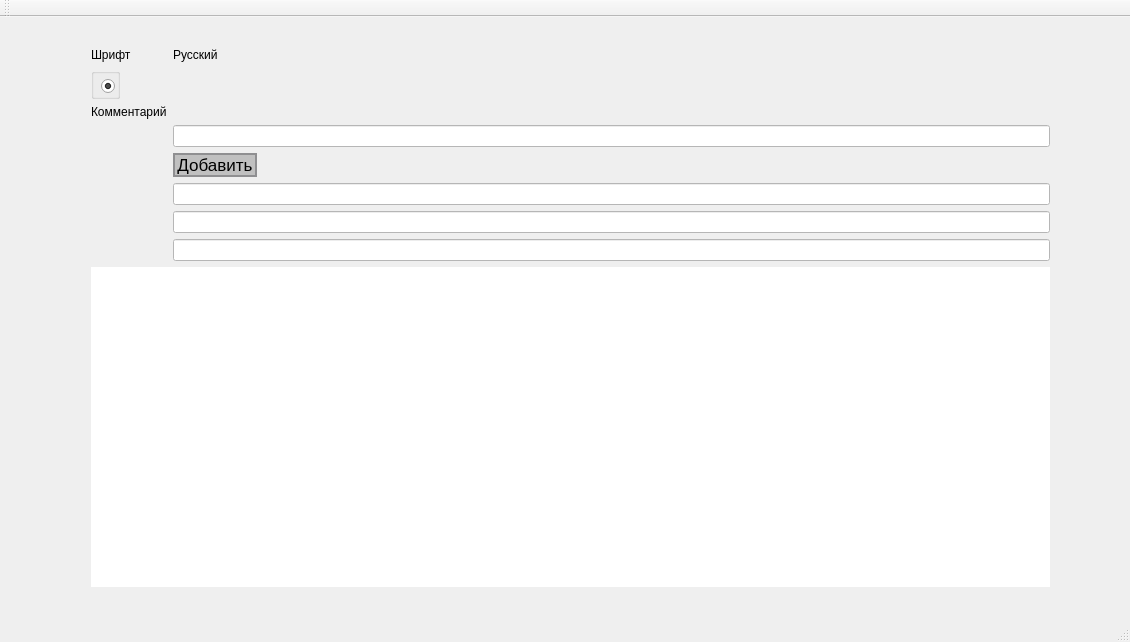
This is mainwindow.ui in Gunomure/Dictionary as Qt 5 draws it before an edit. The edited form follows.
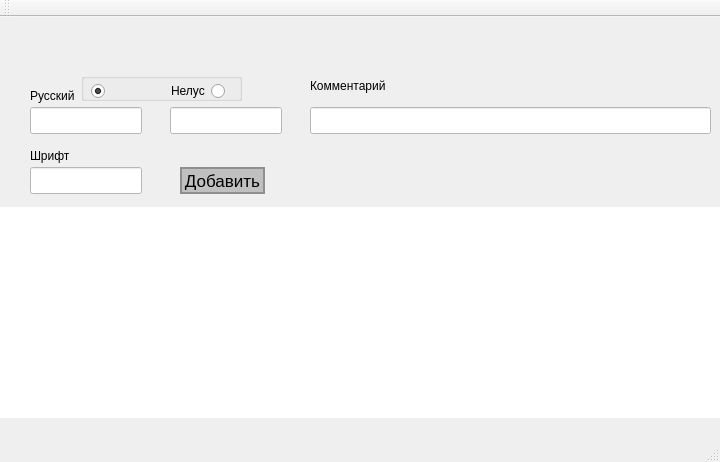
This is the edited form.

Commit message: remove layout

```diff
--- a/mainwindow.ui
+++ b/mainwindow.ui
@@ -6,8 +6,8 @@
    <rect>
     <x>0</x>
     <y>0</y>
-    <width>1130</width>
-    <height>642</height>
+    <width>720</width>
+    <height>462</height>
    </rect>
   </property>
   <property name="windowTitle">
@@ -17,28 +17,31 @@
    <string notr="true"/>
   </property>
   <widget class="QWidget" name="centralWidget">
-   <widget class="QWidget" name="formLayoutWidget">
-    <property name="geometry">
-     <rect>
-      <x>80</x>
-      <y>20</y>
-      <width>981</width>
-      <height>561</height>
-     </rect>
-    </property>
-    <layout class="QFormLayout" name="formLayout">
-     <item row="2" column="0">
       <widget class="QLabel" name="label_4">
+    <property name="geometry">
+     <rect>
+      <x>30</x>
+      <y>130</y>
+      <width>42</width>
+      <height>17</height>
+     </rect>
+    </property>
        <property name="text">
         <string>Шрифт</string>
        </property>
       </widget>
-     </item>
-     <item row="3" column="0">
       <widget class="QGroupBox" name="groupBox">
        <property name="enabled">
         <bool>true</bool>
        </property>
+    <property name="geometry">
+     <rect>
+      <x>81</x>
+      <y>56</y>
+      <width>161</width>
+      <height>28</height>
+     </rect>
+    </property>
        <property name="title">
         <string/>
        </property>
@@ -85,12 +88,18 @@
         </property>
        </widget>
       </widget>
-     </item>
-     <item row="16" column="0" colspan="2">
       <widget class="QTableView" name="tableView">
        <property name="enabled">
         <bool>true</bool>
        </property>
+    <property name="geometry">
+     <rect>
+      <x>0</x>
+      <y>190</y>
+      <width>721</width>
+      <height>211</height>
+     </rect>
+    </property>
        <property name="styleSheet">
         <string notr="true"/>
        </property>
@@ -119,9 +128,15 @@
         <bool>true</bool>
        </attribute>
       </widget>
-     </item>
-     <item row="14" column="1">
       <widget class="QLineEdit" name="lineEdit_3">
+    <property name="geometry">
+     <rect>
+      <x>310</x>
+      <y>90</y>
+      <width>401</width>
+      <height>27</height>
+     </rect>
+    </property>
        <property name="styleSheet">
         <string notr="true">background: white;</string>
        </property>
@@ -129,9 +144,15 @@
         <string/>
        </property>
       </widget>
-     </item>
-     <item row="13" column="1">
       <widget class="QLineEdit" name="lineEdit_4">
+    <property name="geometry">
+     <rect>
+      <x>30</x>
+      <y>150</y>
+      <width>112</width>
+      <height>27</height>
+     </rect>
+    </property>
        <property name="styleSheet">
         <string notr="true">background: white;</string>
        </property>
@@ -139,23 +160,41 @@
         <string/>
        </property>
       </widget>
-     </item>
-     <item row="6" column="0">
       <widget class="QLabel" name="label_3">
+    <property name="geometry">
+     <rect>
+      <x>310</x>
+      <y>60</y>
+      <width>83</width>
+      <height>17</height>
+     </rect>
+    </property>
        <property name="text">
         <string>Комментарий</string>
        </property>
       </widget>
-     </item>
-     <item row="2" column="1">
       <widget class="QLabel" name="label">
+    <property name="geometry">
+     <rect>
+      <x>30</x>
+      <y>70</y>
+      <width>47</width>
+      <height>17</height>
+     </rect>
+    </property>
        <property name="text">
         <string>Русский</string>
        </property>
       </widget>
-     </item>
-     <item row="9" column="1">
       <widget class="QLineEdit" name="lineEdit">
+    <property name="geometry">
+     <rect>
+      <x>30</x>
+      <y>90</y>
+      <width>112</width>
+      <height>27</height>
+     </rect>
+    </property>
        <property name="styleSheet">
         <string notr="true">background: white;</string>
        </property>
@@ -163,9 +202,15 @@
         <string/>
        </property>
       </widget>
-     </item>
-     <item row="11" column="1">
       <widget class="QPushButton" name="pushButton">
+    <property name="geometry">
+     <rect>
+      <x>180</x>
+      <y>150</y>
+      <width>85</width>
+      <height>27</height>
+     </rect>
+    </property>
        <property name="sizePolicy">
         <sizepolicy hsizetype="Fixed" vsizetype="Fixed">
          <horstretch>0</horstretch>
@@ -203,9 +248,15 @@
         <string>Добавить</string>
        </property>
       </widget>
-     </item>
-     <item row="12" column="1">
       <widget class="QLineEdit" name="lineEdit_2">
+    <property name="geometry">
+     <rect>
+      <x>170</x>
+      <y>90</y>
+      <width>112</width>
+      <height>27</height>
+     </rect>
+    </property>
        <property name="sizePolicy">
         <sizepolicy hsizetype="Minimum" vsizetype="Fixed">
          <horstretch>0</horstretch>
@@ -219,9 +270,6 @@
         <string/>
        </property>
       </widget>
-     </item>
-    </layout>
-   </widget>
   </widget>
   <widget class="QMenuBar" name="menuBar">
    <property name="geometry">
```
Left out of the diff: 4 changed lines with no effect on the pictures. Lines whose indentation alone changed are shown as unchanged.
